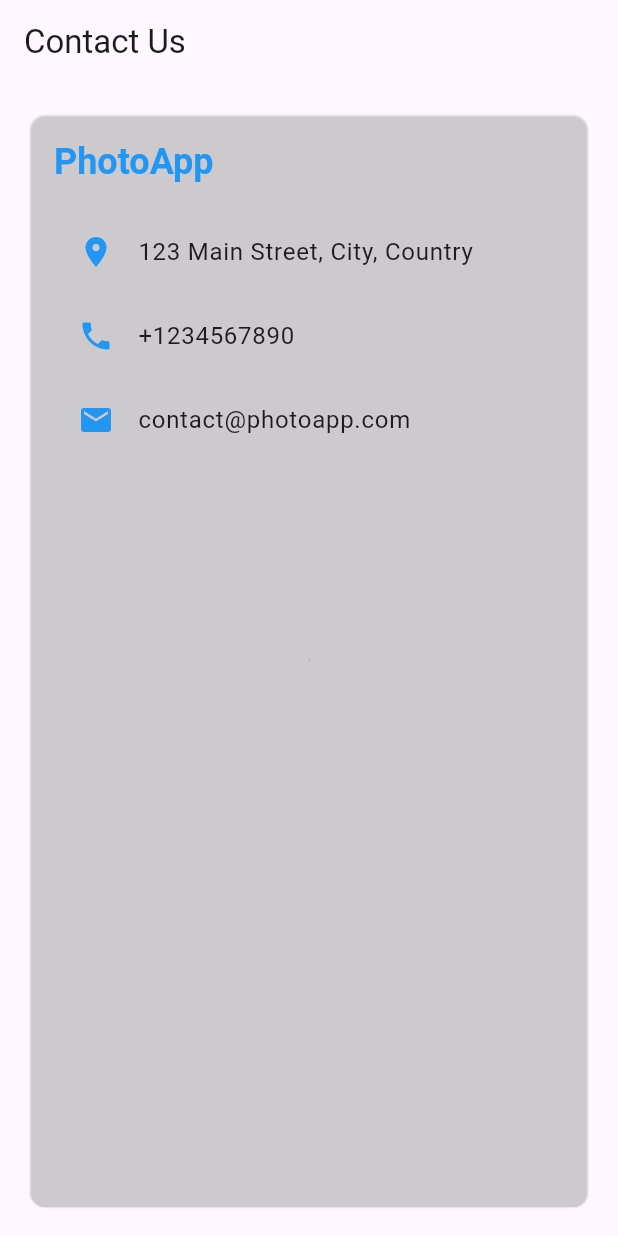
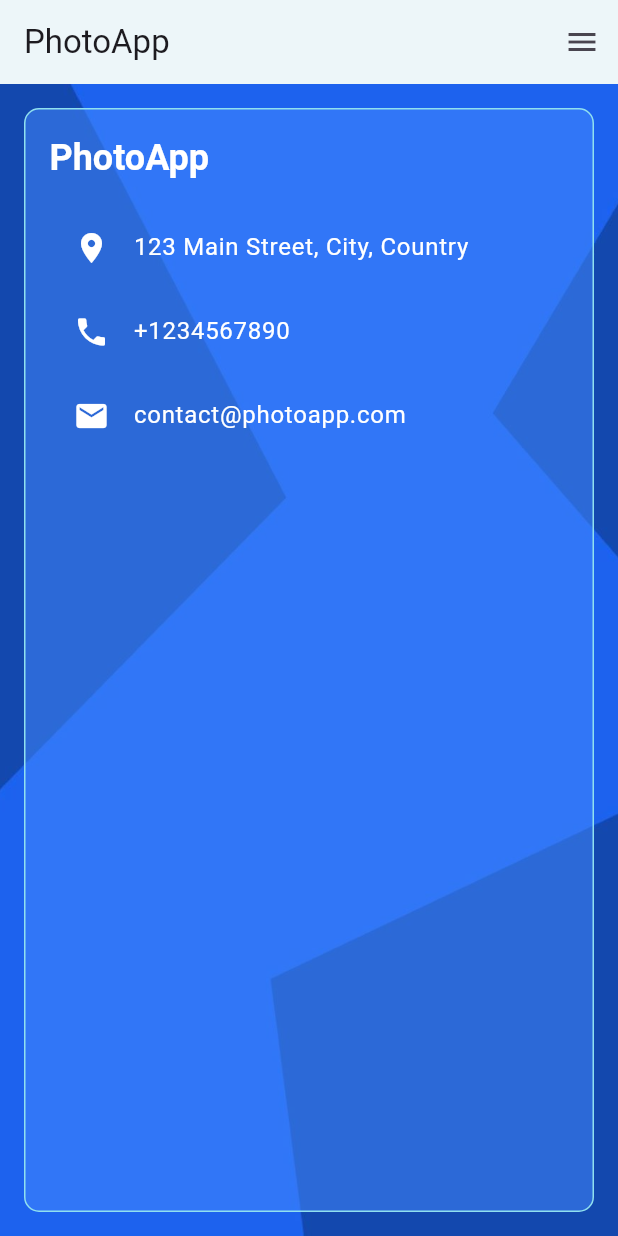
Before and after one commit to iRajapaksha/PhotoApp, a Flutter app: the ContactUsPage screen opened directly, on a phone screen of 412 x 824 dp. Run offline on Flutter 3.47's test engine with Material 3 defaults, Android fonts, the phone set to English and light mode, and no system bars; our stand-ins replace file_picker, flutter_svg, image_picker, lottie, scroll_snap_list, share_plus and 2 more; missing offline and left inert: photo_manager, tflite_flutter; accounts and stored records are empty; project files that could hold a hidden picture were left out.

Commit message:
styles added

```diff
--- a/lib/Backend/image_search.dart
+++ b/lib/Backend/image_search.dart
@@ -2,6 +2,8 @@ import 'package:flutter/material.dart';
 import 'package:http/http.dart' as http;
 import 'package:file_picker/file_picker.dart';
 import 'dart:convert';
+
+import 'package:photo_app/components/heading.dart';
 
 void main() {
   runApp(MyApp());
@@ -146,14 +148,16 @@ class _SearchPageState extends State<SearchPage> {
 
   @override
   Widget build(BuildContext context) {
+    final screenWidth = MediaQuery.of(context).size.width;
     return Scaffold(
       appBar: AppBar(
         title: Text('Image Search'),
       ),
       body: Padding(
-        padding: const EdgeInsets.all(16.0),
+        padding: const EdgeInsets.all(2.0),
         child: Column(
           children: [
+            heading(screenWidth, context, 'PicScout'),
             Row(
               children: [
                 Expanded(
--- a/lib/view/contact_us.dart
+++ b/lib/view/contact_us.dart
@@ -1,20 +1,5 @@
 import 'package:flutter/material.dart';
-
-class ContactUsApp extends StatelessWidget {
-  const ContactUsApp({super.key});
-
-  @override
-  Widget build(BuildContext context) {
-    return MaterialApp(
-      title: 'Contact Us',
-      theme: ThemeData(
-        primarySwatch: Colors.blue,
-        visualDensity: VisualDensity.adaptivePlatformDensity,
-      ),
-      home: const ContactUsPage(),
-    );
-  }
-}
+import 'package:photo_app/components/nav_bar.dart';
 
 class ContactUsPage extends StatelessWidget {
   const ContactUsPage({super.key});
@@ -22,16 +7,24 @@ class ContactUsPage extends StatelessWidget {
   @override
   Widget build(BuildContext context) {
     return Scaffold(
-      appBar: AppBar(
-        title: const Text('Contact Us'),
+        appBar: appBar(),
+        endDrawer: endDrawer(context),
+        body: Stack(
+          children: [
+            Container(
+              decoration: const BoxDecoration(
+                  image: DecorationImage(
+                      image: AssetImage('assets/icons/background.jpg'),
+                      fit: BoxFit.cover)),
             ),
-      body: Padding(
+            Padding(
               padding: const EdgeInsets.all(16.0),
               child: Center(
-          child: Card(
-            elevation: 0.5,
-            color: Colors.white30,
-            shape: RoundedRectangleBorder(
+                child: Container(
+                  decoration: BoxDecoration(
+                    color: Colors.blueAccent.withOpacity(0.5),
+                    border: Border.all(
+                        color: const Color.fromRGBO(144, 224, 239, 1)),
                     borderRadius: BorderRadius.circular(10.0),
                   ),
                   child: Padding(
@@ -41,37 +34,37 @@ class ContactUsPage extends StatelessWidget {
                       children: <Widget>[
                         Text(
                           'PhotoApp',
-                    style: Theme.of(context).textTheme.headlineSmall!.copyWith(
-                      color: Colors.blue,
+                          style: Theme.of(context)
+                              .textTheme
+                              .headlineSmall!
+                              .copyWith(
+                                color: const Color.fromARGB(255, 255, 255, 255),
                                 fontWeight: FontWeight.bold,
                               ),
                         ),
                         const SizedBox(height: 16.0),
                         const ListTile(
-                    leading: Icon(Icons.location_on, color: Colors.blue),
+                          leading: Icon(Icons.location_on,
+                              color: Color.fromARGB(255, 255, 255, 255)),
                           title: Text(
                             '123 Main Street, City, Country',
-                      style: TextStyle(
-                        fontSize: 16,
-                      ),
+                            style: TextStyle(fontSize: 16, color: Colors.white),
                           ),
                         ),
                         const ListTile(
-                    leading: Icon(Icons.phone, color: Colors.blue),
+                          leading: Icon(Icons.phone,
+                              color: Color.fromARGB(255, 255, 255, 255)),
                           title: Text(
                             '+1234567890',
-                      style: TextStyle(
-                        fontSize: 16,
-                      ),
+                            style: TextStyle(fontSize: 16, color: Colors.white),
                           ),
                         ),
                         const ListTile(
-                    leading: Icon(Icons.email, color: Colors.blue),
+                          leading: Icon(Icons.email,
+                              color: Color.fromARGB(255, 255, 255, 255)),
                           title: Text(
                             'contact@photoapp.com',
-                      style: TextStyle(
-                        fontSize: 16,
-                      ),
+                            style: TextStyle(fontSize: 16, color: Colors.white),
                           ),
                         ),
                       ],
@@ -79,11 +72,8 @@ class ContactUsPage extends StatelessWidget {
                   ),
                 ),
               ),
-      ),
-    );
+            )
+          ],
+        ));
   }
 }
-
-void main() {
-  runApp(const ContactUsApp());
-}
--- a/lib/view/home.dart
+++ b/lib/view/home.dart
@@ -197,7 +197,7 @@ class _HomeState extends State<Home> {
         onPressed: onPressed,
         style: ElevatedButton.styleFrom(
           backgroundColor: Colors.blueAccent.withOpacity(0.6),
-          elevation: 5,
+         elevation: 2,
           fixedSize: Size(screenWidth * 0.9, screenHeight * 0.15),
           shape: RoundedRectangleBorder(
             borderRadius: BorderRadius.circular(15.0),
--- a/lib/view/top_suggestions.dart
+++ b/lib/view/top_suggestions.dart
@@ -82,7 +82,7 @@ class _TopSuggestionsState extends State<TopSuggestions> {
               decoration: const BoxDecoration(
                 image: DecorationImage(
                   image: AssetImage(
-                      'assets/icons/background.jpg'), // Update the path to your background image
+                      'assets/icons/background  .jpg'), // Update the path to your background image
                   fit: BoxFit.cover,
                 ),
               ),
```
Also changed, not shown: lib/components/nav_bar.dart (+3 -5 lines), lib/view/options.dart (+7 -3 lines). Lines whose indentation alone changed are shown as unchanged.
